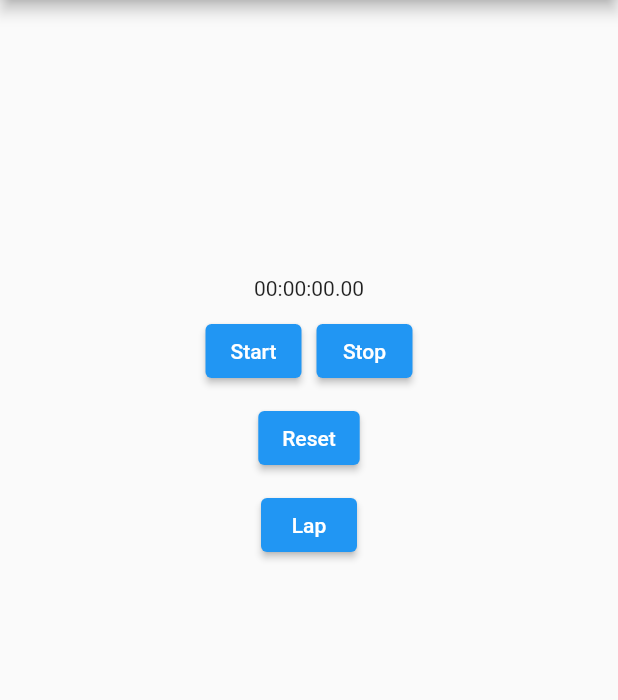
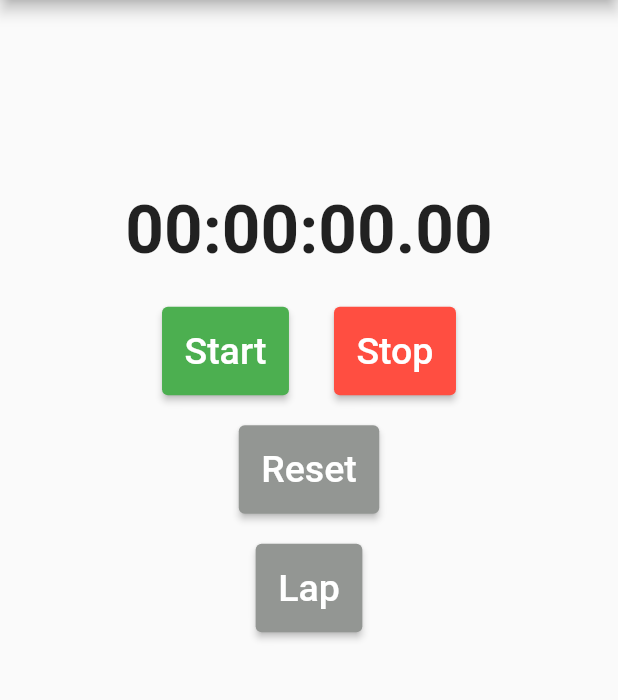
Before and after one commit to ChiriacCatalin/TPPM, a Flutter app: the screen it shows after launch, on a phone screen of 412 x 824 dp, the part 84-784 px from its top. Run offline on Flutter 3.47's test engine with Material 2 defaults, Android fonts, the phone set to English and light mode, and no system bars; our stand-ins replace stop_watch_timer.

Commit message:
done? +extra styling

```diff
--- a/stopwatch/lib/main.dart
+++ b/stopwatch/lib/main.dart
@@ -44,37 +44,62 @@ class MyAppState extends State<MyApp> {
                 final value = snap.data ?? this.value;
                 final displayTime =
                     StopWatchTimer.getDisplayTime(value, hours: true);
-                return Text(displayTime); //add style
+                return Text(
+                  displayTime,
+                  style: const TextStyle(
+                      fontSize: 45, fontWeight: FontWeight.bold),
+                ); //add style
               }),
           Padding(
-              padding: EdgeInsets.symmetric(vertical: 10),
+              padding: EdgeInsets.fromLTRB(0, 25, 0, 20),
               child:
                   Row(mainAxisAlignment: MainAxisAlignment.center, children: [
                 Padding(
-                    padding: EdgeInsets.fromLTRB(0, 0, 10, 0),
+                    padding: EdgeInsets.fromLTRB(0, 0, 30, 0),
                     child: ElevatedButton(
                         onPressed: () {
                           _stopWatchTimer.onExecute.add(StopWatchExecute.start);
                         },
-                        child: Text('Start'))),
+                        child:
+                            Text('Start', style: const TextStyle(fontSize: 25)),
+                        style: ElevatedButton.styleFrom(
+                          primary: Colors.green,
+                          padding: const EdgeInsets.symmetric(
+                              horizontal: 15, vertical: 15),
+                        ))),
                 ElevatedButton(
                     onPressed: () {
                       _stopWatchTimer.onExecute.add(StopWatchExecute.stop);
                     },
-                    child: Text('Stop'))
+                    child: Text('Stop', style: const TextStyle(fontSize: 25)),
+                    style: ElevatedButton.styleFrom(
+                      primary: Color.fromARGB(255, 255, 78, 65),
+                      padding: const EdgeInsets.symmetric(
+                          horizontal: 15, vertical: 15),
+                    ))
               ])),
           ElevatedButton(
               onPressed: () {
                 _stopWatchTimer.onExecute.add(StopWatchExecute.reset);
               },
-              child: Text('Reset')),
+              child: Text('Reset', style: const TextStyle(fontSize: 25)),
+              style: ElevatedButton.styleFrom(
+                primary: Color.fromARGB(255, 147, 150, 147),
+                padding:
+                    const EdgeInsets.symmetric(horizontal: 15, vertical: 15),
+              )),
           Padding(
-              padding: EdgeInsets.fromLTRB(0, 10, 0, 10),
+              padding: EdgeInsets.fromLTRB(0, 20, 0, 20),
               child: ElevatedButton(
                   onPressed: () {
                     _stopWatchTimer.onExecute.add(StopWatchExecute.lap);
                   },
-                  child: Text('Lap'))),
+                  child: Text('Lap', style: const TextStyle(fontSize: 25)),
+                  style: ElevatedButton.styleFrom(
+                    primary: Color.fromARGB(255, 147, 150, 147),
+                    padding: const EdgeInsets.symmetric(
+                        horizontal: 15, vertical: 15),
+                  ))),
           SizedBox(
               height: 200,
               child: StreamBuilder<List<StopWatchRecord>>(
@@ -97,8 +122,9 @@ class MyAppState extends State<MyApp> {
                           children: [
                             Padding(
                               padding: const EdgeInsets.all(8),
-                              child:
-                                  Text('${index + 1}  -  ${data.displayTime}'),
+                              child: Text(
+                                  '${index + 1}  -  ${data.displayTime}',
+                                  style: const TextStyle(fontSize: 25)),
                             ),
                             const Divider(height: 2)
                           ],
```
